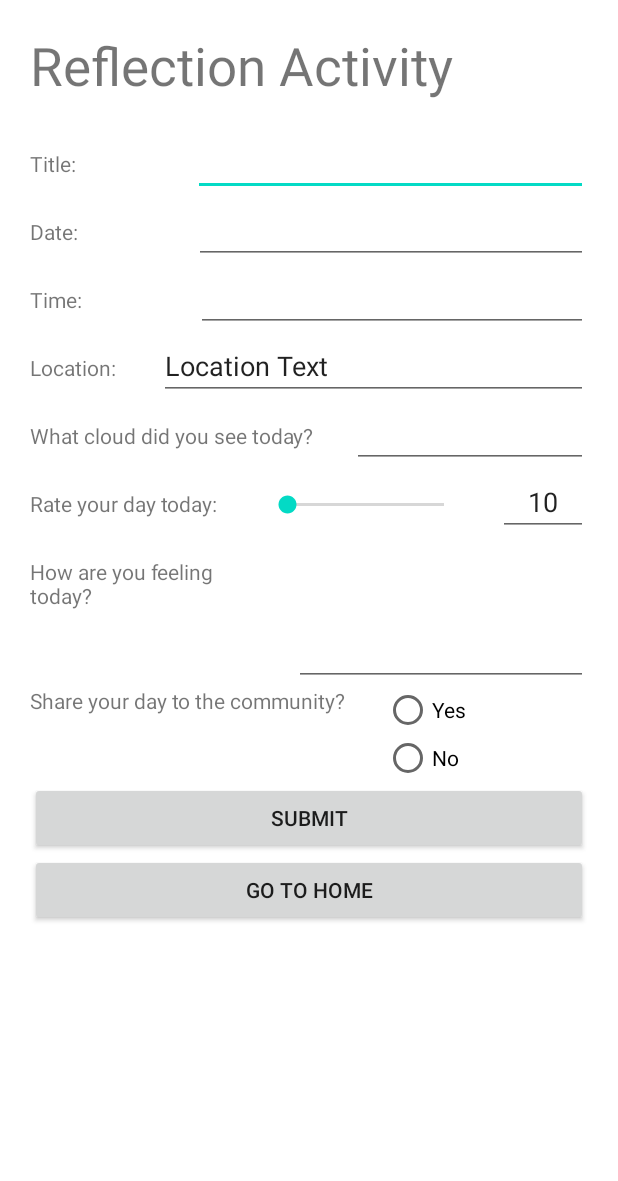
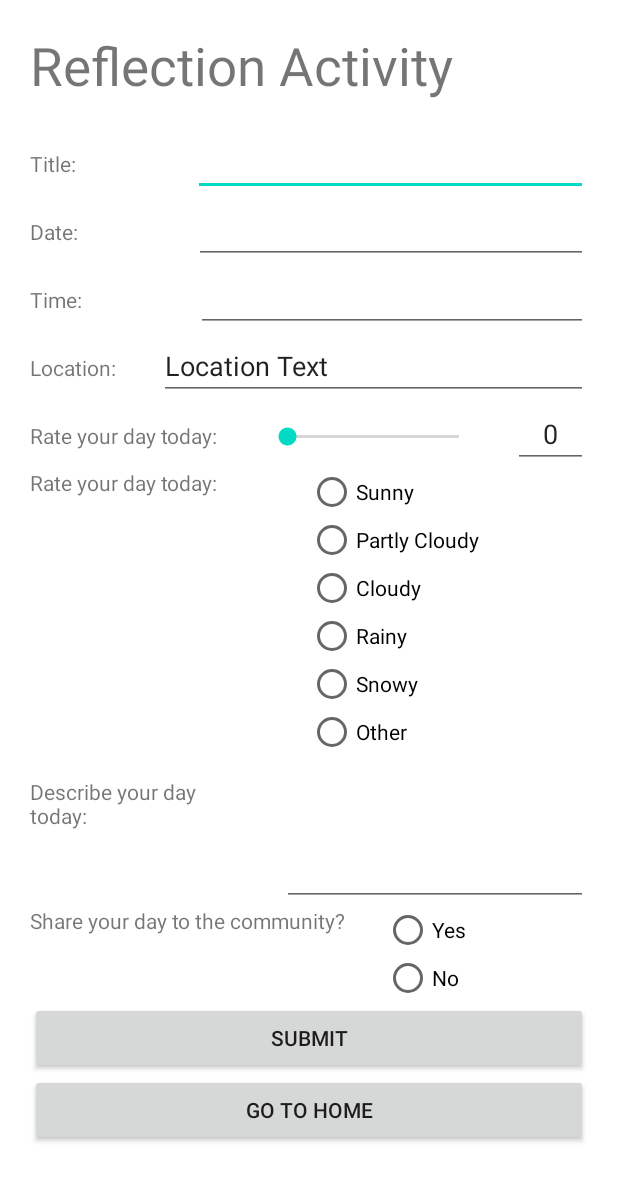
Before and after one commit to xtayzx/CloudGazer, an Android app: the ReflectionActivity screen opened directly, with no data from a screen before it, on a phone screen of 412 x 824 dp. Shown: the top 1181 px of the screen. Run offline under Robolectric (Android 15) with nearby library versions, the light colour scheme and no system bars.

Commit message:
changed layout of reflection activity and implemented scroll bar

```diff
--- a/app/src/main/java/com/example/cloudgazer/Constants.java
+++ b/app/src/main/java/com/example/cloudgazer/Constants.java
@@ -10,7 +10,7 @@ public class Constants {
     public static final String TIME = "time";
     public static final String LOCATION = "location";
     public static final String RATE_DAY = "rateDay";
-    public static final String CLOUD_DES = "cloudDes";
+    public static final String WEATHER = "weather";
     public static final String DAY_DES = "dayDes";
     public static final String COMMUNITY = "community";
     public static final int DATABASE_VERSION = 1;
--- a/app/src/main/java/com/example/cloudgazer/MyAdapter.java
+++ b/app/src/main/java/com/example/cloudgazer/MyAdapter.java
@@ -37,7 +37,7 @@ public class MyAdapter extends RecyclerView.Adapter<MyAdapter.MyViewHolder> {
         String[] results = (list.get(position).toString()).split(",");
         holder.titleView.setText(results[0]);
         holder.dateView.setText(results[1]);
-        holder.singleCloudDesView.setText(results[2]);
+        holder.dayDesView.setText(results[2]);
 //        holder.locationTextView.setText(results[2]);
 //        holder.latinTextView.setText(results[3]);
     }
@@ -52,7 +52,7 @@ public class MyAdapter extends RecyclerView.Adapter<MyAdapter.MyViewHolder> {
 
         public TextView titleView;
         public TextView dateView;
-        public TextView singleCloudDesView;
+        public TextView dayDesView;
 //        public TextView locationTextView;
 //        public TextView latinTextView;
         public LinearLayout myLayout;
@@ -65,7 +65,7 @@ public class MyAdapter extends RecyclerView.Adapter<MyAdapter.MyViewHolder> {
 
             titleView = (TextView)itemView.findViewById(R.id.titleRow);
             dateView = (TextView) itemView.findViewById(R.id.dateRow);
-            singleCloudDesView = (TextView) itemView.findViewById(R.id.singleCloudDesRow);
+            dayDesView = (TextView) itemView.findViewById(R.id.dayDesRow);
 
             itemView.setOnClickListener(this);
             context = itemView.getContext();
--- a/app/src/main/java/com/example/cloudgazer/MyDatabase.java
+++ b/app/src/main/java/com/example/cloudgazer/MyDatabase.java
@@ -16,7 +16,7 @@ public class MyDatabase {
         helper = new MyHelper(context);
     }
 
-    public long insertData (String title, String date, String time, String location, String cloudDes, String rateDay, String dayDes, String community)
+    public long insertData (String title, String date, String time, String location, String rateDay, String weather, String dayDes, String community)
     {
         db = helper.getWritableDatabase();
         ContentValues contentValues = new ContentValues();
@@ -24,8 +24,8 @@ public class MyDatabase {
         contentValues.put(Constants.DATE, date);
         contentValues.put(Constants.TIME, time);
         contentValues.put(Constants.LOCATION, location);
-        contentValues.put(Constants.CLOUD_DES, cloudDes);
         contentValues.put(Constants.RATE_DAY, rateDay);
+        contentValues.put(Constants.WEATHER, weather);
         contentValues.put(Constants.DAY_DES, dayDes);
         contentValues.put(Constants.COMMUNITY, community);
         long id = db.insert(Constants.TABLE_NAME, null, contentValues);
@@ -35,7 +35,7 @@ public class MyDatabase {
     public Cursor getData()
     {
         SQLiteDatabase db = helper.getWritableDatabase();
-        String[] columns = {Constants.UID, Constants.TITLE, Constants.DATE, Constants.TIME, Constants.LOCATION, Constants.CLOUD_DES, Constants.RATE_DAY, Constants.DAY_DES, Constants.COMMUNITY};
+        String[] columns = {Constants.UID, Constants.TITLE, Constants.DATE, Constants.TIME, Constants.LOCATION, Constants.RATE_DAY, Constants.WEATHER, Constants.DAY_DES, Constants.COMMUNITY};
         Cursor cursor = db.query(Constants.TABLE_NAME, columns, null, null, null, null, null);
         return cursor;
     }
--- a/app/src/main/java/com/example/cloudgazer/MyHelper.java
+++ b/app/src/main/java/com/example/cloudgazer/MyHelper.java
@@ -19,8 +19,8 @@ public class MyHelper extends SQLiteOpenHelper {
                     Constants.DATE + " TEXT, " +
                     Constants.TIME + " TEXT, " +
                     Constants.LOCATION + " TEXT, " +
-                    Constants.CLOUD_DES+ " TEXT, " +
                     Constants.RATE_DAY + " TEXT, " +
+                    Constants.WEATHER+ " TEXT, " +
                     Constants.DAY_DES+ " TEXT, " +
                     Constants.COMMUNITY + " TEXT);" ;
 
--- a/app/src/main/java/com/example/cloudgazer/ReflectionActivity.java
+++ b/app/src/main/java/com/example/cloudgazer/ReflectionActivity.java
@@ -11,11 +11,11 @@ import android.widget.Toast;
 
 public class ReflectionActivity extends Activity implements View.OnClickListener, SeekBar.OnSeekBarChangeListener, RadioGroup.OnCheckedChangeListener {
     private SeekBar thisSeekBar;
-    private RadioGroup communitySelect;
+    private RadioGroup communitySelect, weatherSelect;
     private int rateDayValue;
-    EditText inputTitle, inputDate, inputTime, inputLocation, inputCloudDes, inputRateDay, inputDayDes;
+    EditText inputTitle, inputDate, inputTime, inputLocation, inputRateDay, inputDayDes;
     MyDatabase db;
-    String inputCommunity;
+    String inputCommunity, inputWeather;
 
     @Override
     protected void onCreate(Bundle savedInstanceState) {
@@ -28,11 +28,14 @@ public class ReflectionActivity extends Activity implements View.OnClickListener
         communitySelect = (RadioGroup)findViewById(R.id.communitySelect);
         communitySelect.setOnCheckedChangeListener(this);
 
+        weatherSelect = (RadioGroup)findViewById(R.id.weatherSelect);
+        weatherSelect.setOnCheckedChangeListener(this);
+
         inputTitle = (EditText) findViewById(R.id.inputTitle);
         inputDate = (EditText) findViewById(R.id.inputDate);
         inputTime = (EditText)findViewById(R.id.inputTime);
         inputLocation = (EditText)findViewById(R.id.inputLocation);
-        inputCloudDes = (EditText)findViewById(R.id.inputCloudDes);
+        //inputCloudDes = (EditText)findViewById(R.id.inputCloudDes);
         inputRateDay = (EditText)findViewById(R.id.rateDay);
         inputDayDes = (EditText) findViewById(R.id.inputDayDes);
 
@@ -46,12 +49,12 @@ public class ReflectionActivity extends Activity implements View.OnClickListener
         String date = inputDate.getText().toString();
         String time = inputTime.getText().toString();
         String location = inputLocation.getText().toString();
-        String cloudDes = inputCloudDes.getText().toString();
         String rateDay = inputRateDay.getText().toString();
+        String weather = inputWeather;
         String dayDes = inputDayDes.getText().toString();
         String communitySelect = inputCommunity;
-        Toast.makeText(this, title +" "+date +" "+ time+" "+ location+" "+ cloudDes+" "+ rateDay+" "+ dayDes+" "+ communitySelect, Toast.LENGTH_SHORT).show();
-        long id = db.insertData(title, date, time, location, cloudDes,rateDay,dayDes, communitySelect);
+        Toast.makeText(this, title +" "+date +" "+ time+" "+ location+" "+ rateDay+" "+ weather+" "+ dayDes+" "+ communitySelect, Toast.LENGTH_SHORT).show();
+        long id = db.insertData(title, date, time, location, rateDay, weather, dayDes, communitySelect);
         if (id < 0)
         {
             Toast.makeText(this, "fail", Toast.LENGTH_SHORT).show();
@@ -118,6 +121,27 @@ public class ReflectionActivity extends Activity implements View.OnClickListener
                 inputCommunity = "no";
                 break;
         }
+
+        switch (checkedId) {
+            case R.id.sunnyRadioButton:
+                inputCommunity = "sunny";
+                break;
+            case R.id.partlyCloudyRadioButton:
+                inputCommunity = "partlyCloudy";
+                break;
+            case R.id.cloudyRadioButton:
+                inputCommunity = "cloudy";
+                break;
+            case R.id.rainyRadioButton:
+                inputCommunity = "rainy";
+                break;
+            case R.id.snowyRadioButton:
+                inputCommunity = "snowy";
+                break;
+            case R.id.otherRadioButton:
+                inputCommunity = "other";
+                break;
+        }
     }
 
 //    @Override
--- a/app/src/main/res/layout/activity_reflection_layout.xml
+++ b/app/src/main/res/layout/activity_reflection_layout.xml
@@ -5,16 +5,22 @@
     android:orientation="vertical"
     android:padding="20dp">
 
-<!--    <ScrollView-->
-<!--        android:layout_width="match_parent"-->
-<!--        android:layout_height="match_parent">-->
-
     <TextView
         android:layout_width="match_parent"
         android:layout_height="wrap_content"
         android:text="Reflection Activity"
         android:textSize="16pt"
         android:paddingBottom="18dp"/>
+
+    <ScrollView
+        android:layout_width="match_parent"
+        android:layout_height="match_parent"
+        android:fillViewport="true">
+
+    <LinearLayout
+        android:layout_width="match_parent"
+        android:layout_height="match_parent"
+        android:orientation="vertical">
 
         <LinearLayout
             android:layout_width="match_parent"
@@ -102,71 +108,26 @@
 
         </LinearLayout>
 
-    <LinearLayout
-        android:layout_width="match_parent"
-        android:layout_height="wrap_content"
-        android:orientation="horizontal">
-
-        <TextView
-            android:id="@+id/cloudTextView"
-            android:layout_width="wrap_content"
-            android:layout_height="wrap_content"
-            android:paddingEnd="25dp"
-            android:text="@string/cloud_des" />
-
-        <EditText
-            android:id="@+id/inputCloudDes"
-            android:layout_width="wrap_content"
-            android:layout_height="wrap_content"
-            android:layout_weight="1"
-            android:ems="10"
-            android:gravity="start|top"
-            android:inputType="textMultiLine" />
-
-    </LinearLayout>
-
     <!--    <LinearLayout-->
     <!--        android:layout_width="match_parent"-->
     <!--        android:layout_height="wrap_content"-->
     <!--        android:orientation="horizontal">-->
 
     <!--        <TextView-->
-<!--            android:id="@+id/rateTextView"-->
+    <!--            android:id="@+id/cloudTextView"-->
     <!--            android:layout_width="wrap_content"-->
     <!--            android:layout_height="wrap_content"-->
-<!--            android:paddingRight="60dp"-->
-<!--            android:text="@string/rate_des" />-->
+    <!--            android:paddingEnd="25dp"-->
+    <!--            android:text="@string/cloud_des" />-->
 
-<!--        <RadioGroup-->
-<!--            android:layout_width="match_parent"-->
-<!--            android:layout_height="wrap_content">-->
-
-<!--            <RadioButton-->
-<!--                android:id="@+id/excellentRadioButton"-->
-<!--                android:layout_width="match_parent"-->
-<!--                android:layout_height="wrap_content"-->
-<!--                android:text="Excellent" />-->
-<!--            <RadioButton-->
-<!--                android:id="@+id/greatRadioButton"-->
-<!--                android:layout_width="match_parent"-->
-<!--                android:layout_height="wrap_content"-->
-<!--                android:text="Great" />-->
-<!--            <RadioButton-->
-<!--                android:id="@+id/goodRadioButton"-->
-<!--                android:layout_width="match_parent"-->
-<!--                android:layout_height="wrap_content"-->
-<!--                android:text="Good" />-->
-<!--            <RadioButton-->
-<!--                android:id="@+id/okayRadioButton"-->
-<!--                android:layout_width="match_parent"-->
-<!--                android:layout_height="wrap_content"-->
-<!--                android:text="Okay" />-->
-<!--            <RadioButton-->
-<!--                android:id="@+id/poorRadioButton"-->
-<!--                android:layout_width="match_parent"-->
-<!--                android:layout_height="wrap_content"-->
-<!--                android:text="Poor" />-->
-<!--        </RadioGroup>-->
+    <!--        <EditText-->
+    <!--            android:id="@+id/inputCloudDes"-->
+    <!--            android:layout_width="wrap_content"-->
+    <!--            android:layout_height="wrap_content"-->
+    <!--            android:layout_weight="1"-->
+    <!--            android:ems="10"-->
+    <!--            android:gravity="start|top"-->
+    <!--            android:inputType="textMultiLine" />-->
 
     <!--    </LinearLayout>-->
 
@@ -187,17 +148,66 @@
                 android:layout_width="wrap_content"
                 android:layout_height="wrap_content"
                 android:layout_weight="1"
-            android:paddingTop="15dp"/>
+                android:paddingTop="15dp"
+                android:max="10"/>
 
             <EditText
                 android:id="@+id/rateDay"
                 android:layout_width="wrap_content"
                 android:layout_height="wrap_content"
-            android:text="10"
+                android:text="0"
                 android:layout_marginStart="20dp"
                 android:paddingLeft="20dp"
                 android:paddingRight="20dp"/>
+        </LinearLayout>
 
+        <LinearLayout
+                android:layout_width="match_parent"
+                android:layout_height="wrap_content"
+                android:orientation="horizontal">
+
+                <TextView
+                    android:id="@+id/weatherTextView"
+                    android:layout_width="wrap_content"
+                    android:layout_height="wrap_content"
+                    android:paddingRight="60dp"
+                    android:text="@string/rate_des" />
+
+                <RadioGroup
+                    android:layout_width="match_parent"
+                    android:layout_height="wrap_content"
+                    android:id="@+id/weatherSelect">
+                    <RadioButton
+                        android:id="@+id/sunnyRadioButton"
+                        android:layout_width="match_parent"
+                        android:layout_height="wrap_content"
+                        android:text="Sunny" />
+                    <RadioButton
+                        android:id="@+id/partlyCloudyRadioButton"
+                        android:layout_width="match_parent"
+                        android:layout_height="wrap_content"
+                        android:text="Partly Cloudy" />
+                    <RadioButton
+                        android:id="@+id/cloudyRadioButton"
+                        android:layout_width="match_parent"
+                        android:layout_height="wrap_content"
+                        android:text="Cloudy" />
+                    <RadioButton
+                        android:id="@+id/rainyRadioButton"
+                        android:layout_width="match_parent"
+                        android:layout_height="wrap_content"
+                        android:text="Rainy" />
+                    <RadioButton
+                        android:id="@+id/snowyRadioButton"
+                        android:layout_width="match_parent"
+                        android:layout_height="wrap_content"
+                        android:text="Snowy" />
+                    <RadioButton
+                        android:id="@+id/otherRadioButton"
+                        android:layout_width="match_parent"
+                        android:layout_height="wrap_content"
+                        android:text="Other" />
+                </RadioGroup>
 
         </LinearLayout>
 
@@ -266,7 +276,9 @@
             android:layout_height="wrap_content"
             android:text="Go to Home"
             android:onClick="home"/>
-<!--    </ScrollView>-->
+        </LinearLayout>
+
+    </ScrollView>
 
 
 </LinearLayout>
--- a/app/src/main/res/layout/row.xml
+++ b/app/src/main/res/layout/row.xml
@@ -24,7 +24,7 @@
         android:layout_width="wrap_content"
         android:layout_height="wrap_content"
         android:text="Cloud Des"
-        android:id="@+id/singleCloudDesRow"
+        android:id="@+id/dayDesRow"
         android:layout_weight="1"
         android:gravity="left"/>
 
--- a/app/src/main/res/values/strings.xml
+++ b/app/src/main/res/values/strings.xml
@@ -3,6 +3,6 @@
     <string name="submit">Submit</string>
     <string name="cloud_des">What cloud did you see today?</string>
     <string name="rate_des">Rate your day today:</string>
-    <string name="day_des">How are you feeling today?</string>
+    <string name="day_des">Describe your day today:</string>
     <string name="share_des">Share your day to the community?</string>
 </resources>
```
Also changed, not shown: app/src/main/java/com/example/cloudgazer/CommunityActivity.java (+5 -5 lines), app/src/main/java/com/example/cloudgazer/HomeActivity.java (+5 -5 lines). Lines whose indentation alone changed are shown as unchanged.
